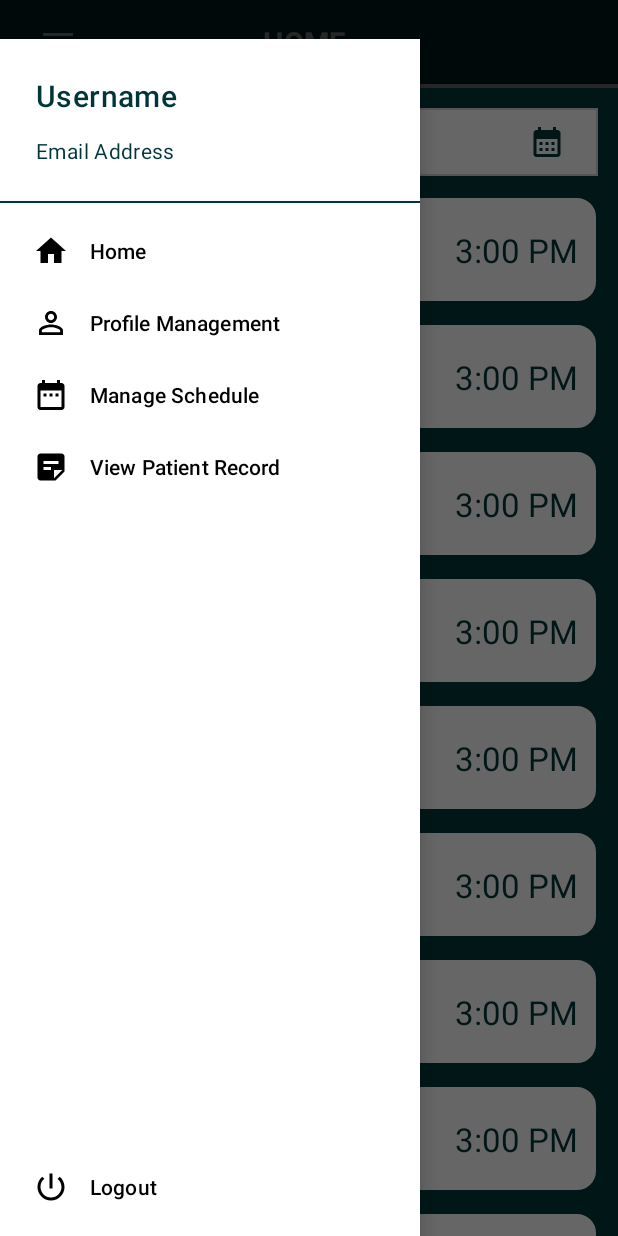
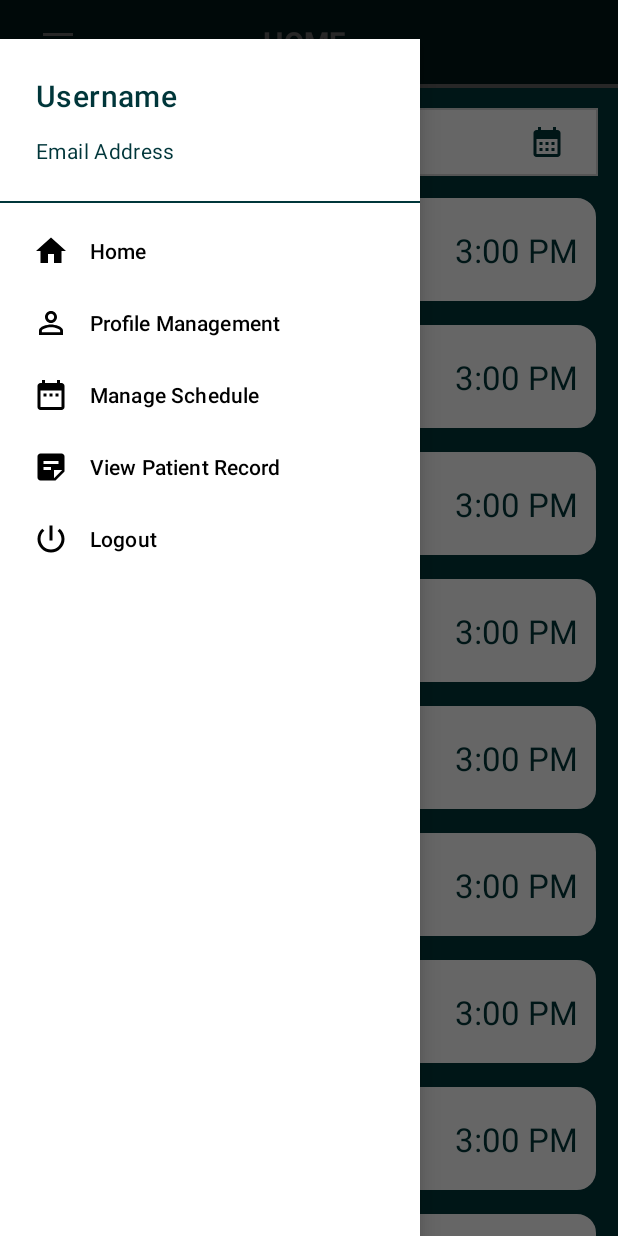
Before and after one commit to zaheerpoei/MedicalAnnals, an Android app: the DoctorDashboard screen opened directly, with no data from a screen before it, with the side drawer open, on a phone screen of 412 x 824 dp. Run offline under Robolectric (Android 15) with nearby library versions, the phone set to English and light mode, and no system bars; our stand-ins replace Firebase (no records; nobody signed in at launch, a user with empty details on screens opened directly), sdp/ssp sizes.

Commit message:
MainActivity

```diff
--- a/app/src/main/java/com/example/medicalannals/activities/DoctorDashboard.java
+++ b/app/src/main/java/com/example/medicalannals/activities/DoctorDashboard.java
@@ -30,6 +30,7 @@ import com.example.medicalannals.adapters.SlotsBookedAdapter;
 import com.example.medicalannals.models.DoctorSlotsBookedModel;
 import com.google.android.material.internal.NavigationMenuView;
 import com.google.android.material.navigation.NavigationView;
+import com.google.firebase.auth.FirebaseAuth;
 
 import java.util.ArrayList;
 import java.util.Calendar;
@@ -95,6 +96,7 @@ public class DoctorDashboard extends AppCompatActivity implements NavigationView
                         break;
 
                     case R.id.nav_logout_doc:
+                        FirebaseAuth.getInstance().signOut();
                         SignIn.patient = false;
                         SignIn.doctor = false;
                         Intent intentSignOut = new Intent(DoctorDashboard.this , SignIn.class);
--- a/app/src/main/java/com/example/medicalannals/adapters/SearchDoctorTypeAdapter.java
+++ b/app/src/main/java/com/example/medicalannals/adapters/SearchDoctorTypeAdapter.java
@@ -44,7 +44,9 @@ public class SearchDoctorTypeAdapter extends RecyclerView.Adapter<SearchDoctorTy
         holder.itemView.setOnClickListener(new View.OnClickListener() {
             @Override
             public void onClick(View view) {
+                String specializationName = searchSpecialistModel.getSpecialization();
                 Intent i = new Intent(mcontext , MainActivity.class);
+                i.putExtra("specializationName" , specializationName);
                 mcontext.startActivity(i);
             }
         });
--- a/app/src/main/res/layout/activity_patient_dashboard.xml
+++ b/app/src/main/res/layout/activity_patient_dashboard.xml
@@ -68,6 +68,7 @@
             android:layout_height="wrap_content"
             android:orientation="horizontal"
             android:elevation="@dimen/_15sdp"
+            android:visibility="gone"
             android:layout_marginTop="@dimen/_10sdp"
             app:layout_constraintStart_toStartOf="parent"
             app:layout_constraintEnd_toEndOf="parent"
--- a/app/src/main/res/layout/activity_sign_in.xml
+++ b/app/src/main/res/layout/activity_sign_in.xml
@@ -118,7 +118,8 @@
                             android:id="@+id/tied_password_sign_in"
                             android:layout_width="match_parent"
                             android:layout_height="match_parent"
-                            android:maxLength="15" />
+                            android:maxLength="15"
+                            android:maxLines="1"/>
 
                     </com.google.android.material.textfield.TextInputLayout>
 
--- a/app/src/main/res/menu/navigation_drawer_doc.xml
+++ b/app/src/main/res/menu/navigation_drawer_doc.xml
@@ -24,37 +24,6 @@
             android:icon="@drawable/record" />
 
         <item
-            android:id="@+id/nav_3"
-            android:title="" />
-        <item
-            android:id="@+id/nav_4"
-            android:title="" />
-        <item
-            android:id="@+id/nav_5"
-            android:title="" />
-        <item
-            android:id="@+id/nav_6"
-            android:title="" />
-        <item
-            android:id="@+id/nav_7"
-            android:title="" />
-        <item
-            android:id="@+id/nav_8"
-            android:title="" />
-
-        <item
-            android:id="@+id/nav_9"
-            android:title="" />
-
-        <item
-            android:id="@+id/nav_10"
-            android:title="" />
-
-        <item
-            android:id="@+id/nav_11"
-            android:title="" />
-
-        <item
             android:id="@+id/nav_logout_doc"
             android:icon="@drawable/logout"
             android:title="Logout" />
```
Also changed, not shown: app/src/main/java/com/example/medicalannals/activities/ForgotPassword.java (+51 -23 lines), app/src/main/java/com/example/medicalannals/activities/MainActivity.java (+54 -11 lines), app/src/main/java/com/example/medicalannals/activities/PatientDashboard.java (+3 -17 lines), app/src/main/java/com/example/medicalannals/activities/SignIn.java (+50 -82 lines), app/src/main/java/com/example/medicalannals/activities/ViewMedicalRecords.java (+9 -4 lines), app/src/main/res/menu/navigation_drawer.xml (+0 -41 lines).
